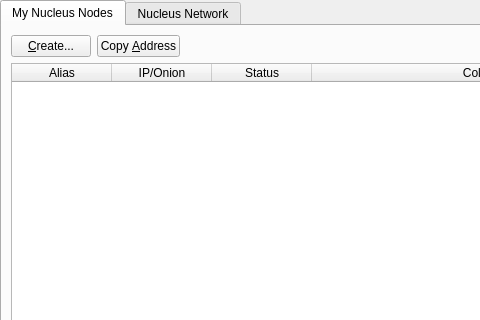
First picture: the form in src/qt/forms/masternodemanager.ui, repository neutroncoin/neutron, before the edit; both pictures show x 0 to 480 and y 0 to 320 of the 723 by 457 pixel window.
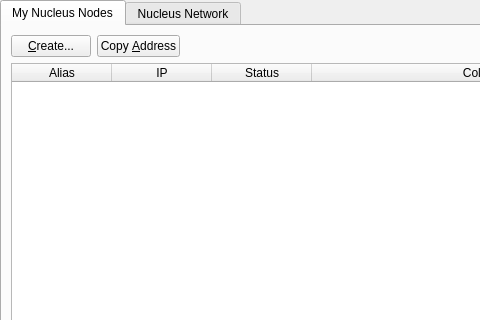
Second picture: the form after the edit.

Patch:
```diff
--- a/src/qt/forms/masternodemanager.ui
+++ b/src/qt/forms/masternodemanager.ui
@@ -101,7 +101,7 @@
              </column>
              <column>
               <property name="text">
-               <string>IP/Onion</string>
+               <string>IP</string>
               </property>
              </column>
              <column>
```
